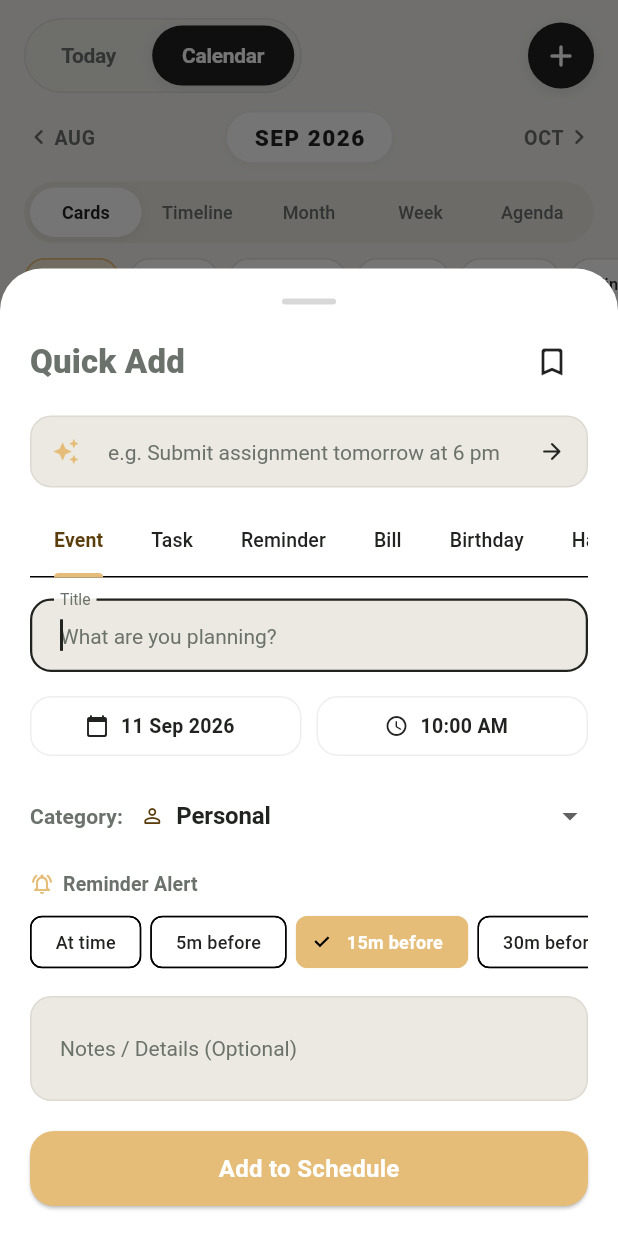
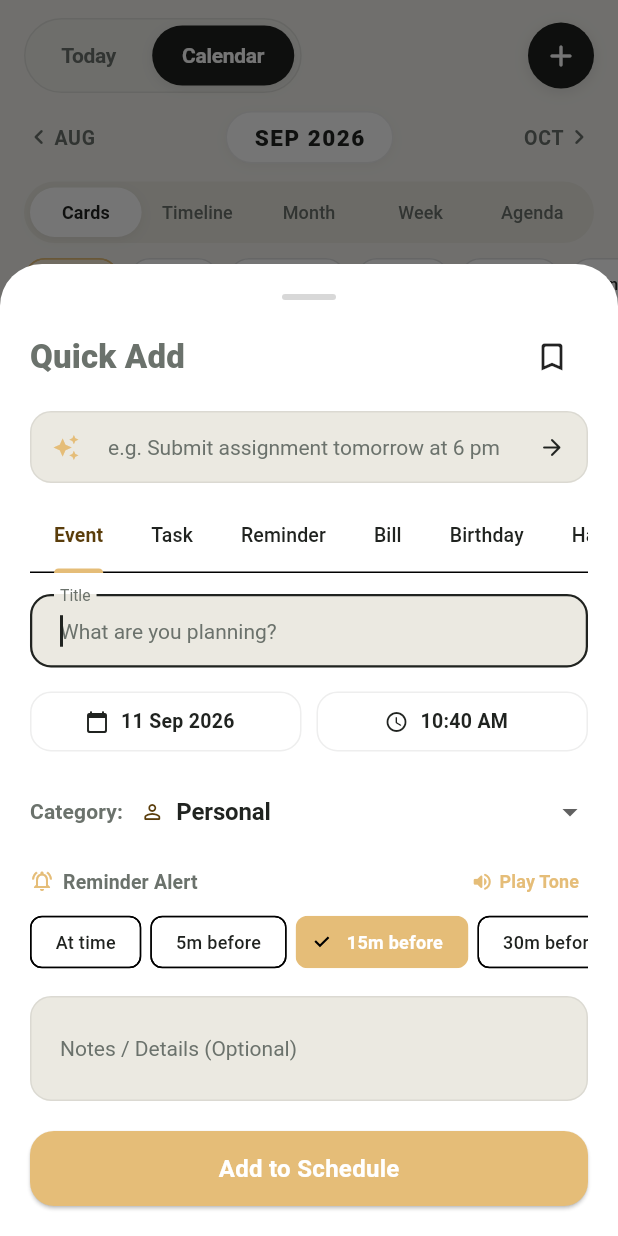
Before and after one commit to sangeethsanthosh-git/dayform, a Flutter app: the CalendarScreen screen opened directly with empty values, after a tap on the "add" icon, on a phone screen of 412 x 824 dp. Run offline on Flutter 3.47's test engine with Material 3 defaults, Android fonts, the phone set to English and light mode, and no system bars; our stand-ins replace file_picker, flutter_local_notifications, flutter_timezone, sqflite, sqflite_common_ffi, timezone; missing offline and left inert: home_widget; accounts and stored records are empty.

Commit message:
Fix reminder tone audibility, exact scheduling and tone preview while adding

```diff
--- a/lib/core/constants/app_constants.dart
+++ b/lib/core/constants/app_constants.dart
@@ -8,9 +8,9 @@ class AppConstants {
   static const int databaseVersion = 1;
 
   // Notification Channels
-  static const String reminderChannelId = 'dayform_reminders_tune';
-  static const String reminderChannelName = 'Dayform Reminders & Chimes';
-  static const String reminderChannelDesc = 'Important reminders, tasks and milestone alerts with custom chime sound';
+  static const String reminderChannelId = 'dayform_reminders_chime_v2';
+  static const String reminderChannelName = 'Dayform Reminders & Alarms';
+  static const String reminderChannelDesc = 'Loud chime alert for time-sensitive reminders, tasks and calendar events';
 
   // Layout & Styling constants
   static const double cardRadiusLarge = 28.0;
--- a/lib/features/quick_add/quick_add_sheet.dart
+++ b/lib/features/quick_add/quick_add_sheet.dart
@@ -1,6 +1,7 @@
 import 'dart:io';
 import 'package:file_picker/file_picker.dart';
 import 'package:flutter/material.dart';
+import 'package:flutter/services.dart';
 import 'package:intl/intl.dart';
 import 'package:uuid/uuid.dart';
 import '../../core/constants/category_definitions.dart';
@@ -65,11 +66,28 @@ class _QuickAddSheetState extends State<QuickAddSheet> with SingleTickerProvider
     _selectedDate = widget.initialDate ?? widget.appState.selectedDate;
     _selectedCurrency = widget.appState.settings.currency;
     _durationMinutes = widget.appState.settings.defaultEventDurationMinutes;
-    _reminderOffset = widget.appState.settings.defaultReminderMinutesBefore;
+
+    // For Reminder tab (index 2), default to 0 ('At time') so it rings at the exact time set
+    _reminderOffset = widget.initialTabIndex == 2 ? 0 : widget.appState.settings.defaultReminderMinutesBefore;
+
+    // Default _selectedTime to next upcoming 10-minute mark so it is never in the past
+    final now = DateTime.now();
+    final nextUpcoming = now.add(const Duration(minutes: 10));
+    _selectedTime = TimeOfDay(hour: nextUpcoming.hour, minute: nextUpcoming.minute);
+
+    _tabController.addListener(_onTabChanged);
+  }
+
+  void _onTabChanged() {
+    if (_tabController.indexIsChanging) return;
+    if (_tabController.index == 2 && _reminderOffset != 0) {
+      setState(() => _reminderOffset = 0);
+    }
   }
 
   @override
   void dispose() {
+    _tabController.removeListener(_onTabChanged);
     _tabController.dispose();
     _naturalInputController.dispose();
     _titleController.dispose();
@@ -154,8 +172,19 @@ class _QuickAddSheetState extends State<QuickAddSheet> with SingleTickerProvider
     );
     final endDt = startDt.add(Duration(minutes: _durationMinutes));
 
+    // For Reminder tab, ensure the scheduled time is upcoming
+    if (_tabController.index == 2 && startDt.isBefore(DateTime.now())) {
+      ScaffoldMessenger.of(context).showSnackBar(
+        const SnackBar(
+          content: Text('⚠️ Scheduled reminder time has already passed today. Please pick an upcoming time.'),
+          backgroundColor: AppColors.dustyRose,
+        ),
+      );
+      return;
+    }
+
     if (_reminderOffset >= 0) {
-      NotificationService.instance.requestPermissions();
+      await NotificationService.instance.requestPermissions();
     }
 
     switch (_tabController.index) {
@@ -256,10 +285,32 @@ class _QuickAddSheetState extends State<QuickAddSheet> with SingleTickerProvider
         break;
     }
 
+    // Audible confirmation tone & haptic response
+    if (_reminderOffset >= 0) {
+      await SystemSound.play(SystemSoundType.alert);
+      await HapticFeedback.mediumImpact();
+    }
+
     if (mounted) {
       Navigator.pop(context);
+      final formattedTime = DateFormat.jm().format(startDt);
       ScaffoldMessenger.of(context).showSnackBar(
-        SnackBar(content: Text('Added "$title" to Dayform!')),
+        SnackBar(
+          content: Row(
+            children: [
+              const Icon(Icons.notifications_active_rounded, color: Colors.white, size: 18),
+              const SizedBox(width: 8),
+              Expanded(
+                child: Text(
+                  _tabController.index == 2
+                      ? 'Reminder scheduled for $formattedTime with chime alert 🔔'
+                      : 'Saved "$title" with reminder alert',
+                ),
+              ),
+            ],
+          ),
+          duration: const Duration(seconds: 3),
+        ),
       );
     }
   }
@@ -432,7 +483,45 @@ class _QuickAddSheetState extends State<QuickAddSheet> with SingleTickerProvider
                         ),
                     ],
                   ),
-                  const SizedBox(height: 12),
+                  const SizedBox(height: 6),
+
+                  // Past time helper warning if scheduled for earlier today
+                  Builder(
+                    builder: (context) {
+                      final now = DateTime.now();
+                      final isToday = _selectedDate.year == now.year &&
+                          _selectedDate.month == now.month &&
+                          _selectedDate.day == now.day;
+                      if (isToday) {
+                        final scheduledDt = DateTime(
+                          _selectedDate.year,
+                          _selectedDate.month,
+                          _selectedDate.day,
+                          _selectedTime.hour,
+                          _selectedTime.minute,
+                        );
+                        if (scheduledDt.isBefore(now)) {
+                          return const Padding(
+                            padding: EdgeInsets.only(bottom: 6),
+                            child: Row(
+                              children: [
+                                Icon(Icons.info_outline_rounded, size: 14, color: AppColors.dustyRose),
+                                SizedBox(width: 6),
+                                Expanded(
+                                  child: Text(
+                                    'This time has passed today. Please pick an upcoming time.',
+                                    style: TextStyle(fontSize: 11, color: AppColors.dustyRose, fontWeight: FontWeight.w600),
+                                  ),
+                                ),
+                              ],
+                            ),
+                          );
+                        }
+                      }
+                      return const SizedBox.shrink();
+                    },
+                  ),
+                  const SizedBox(height: 6),
 
                   // Category Selector
                   Row(
@@ -485,6 +574,38 @@ class _QuickAddSheetState extends State<QuickAddSheet> with SingleTickerProvider
                                 'Reminder Alert',
                                 style: TextStyle(fontSize: 13, fontWeight: FontWeight.w600),
                               ),
+                              const Spacer(),
+                              InkWell(
+                                onTap: () async {
+                                  await NotificationService.instance.playChimePreview();
+                                  if (context.mounted) {
+                                    ScaffoldMessenger.of(context).showSnackBar(
+                                      const SnackBar(
+                                        content: Text('🔔 Testing reminder alert chime...'),
+                                        duration: Duration(seconds: 2),
+                                      ),
+                                    );
+                                  }
+                                },
+                                borderRadius: BorderRadius.circular(8),
+                                child: Padding(
+                                  padding: const EdgeInsets.symmetric(horizontal: 6, vertical: 2),
+                                  child: Row(
+                                    children: [
+                                      Icon(Icons.volume_up_rounded, size: 15, color: AppColors.warmAmber),
+                                      const SizedBox(width: 4),
+                                      Text(
+                                        'Play Tone',
+                                        style: TextStyle(
+                                          fontSize: 12,
+                                          fontWeight: FontWeight.w700,
+                                          color: AppColors.warmAmber,
+                                        ),
+                                      ),
+                                    ],
+                                  ),
+                                ),
+                              ),
                             ],
                           ),
                           const SizedBox(height: 6),
@@ -515,6 +636,9 @@ class _QuickAddSheetState extends State<QuickAddSheet> with SingleTickerProvider
                                     onSelected: (selected) {
                                       if (selected) {
                                         setState(() => _reminderOffset = val);
+                                        if (val >= 0) {
+                                          NotificationService.instance.playChimePreview();
+                                        }
                                       }
                                     },
                                   ),
```
Also changed, not shown: lib/core/notifications/notification_service.dart (+73 -23 lines), lib/core/state/app_state.dart (+34 -5 lines).
